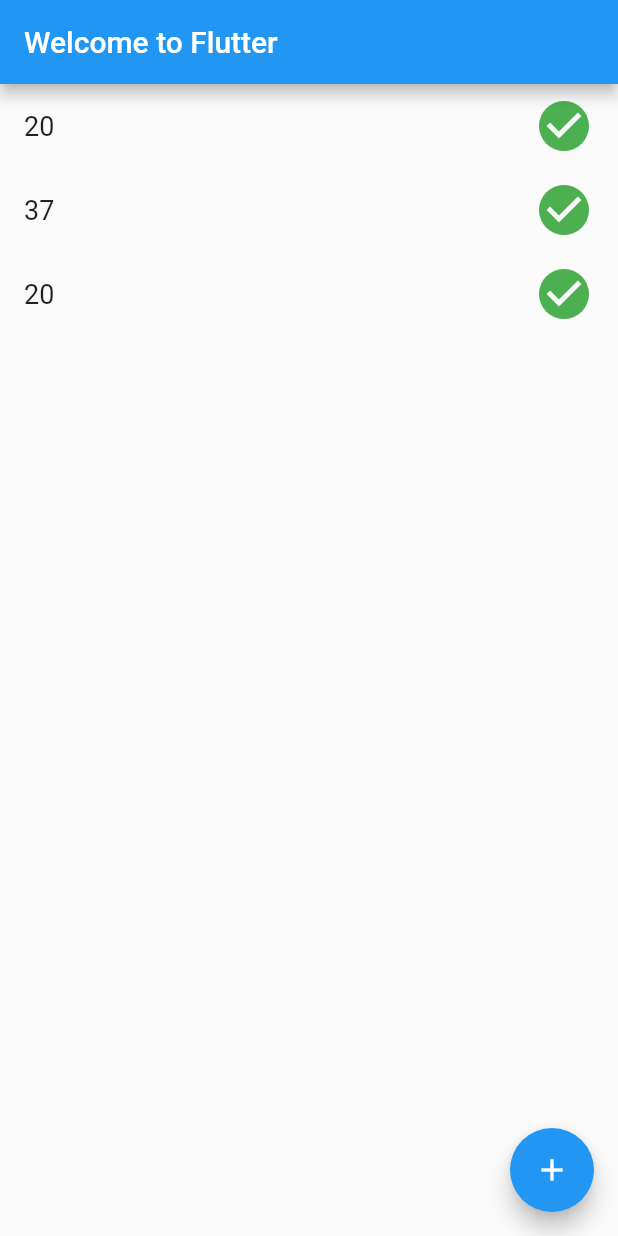
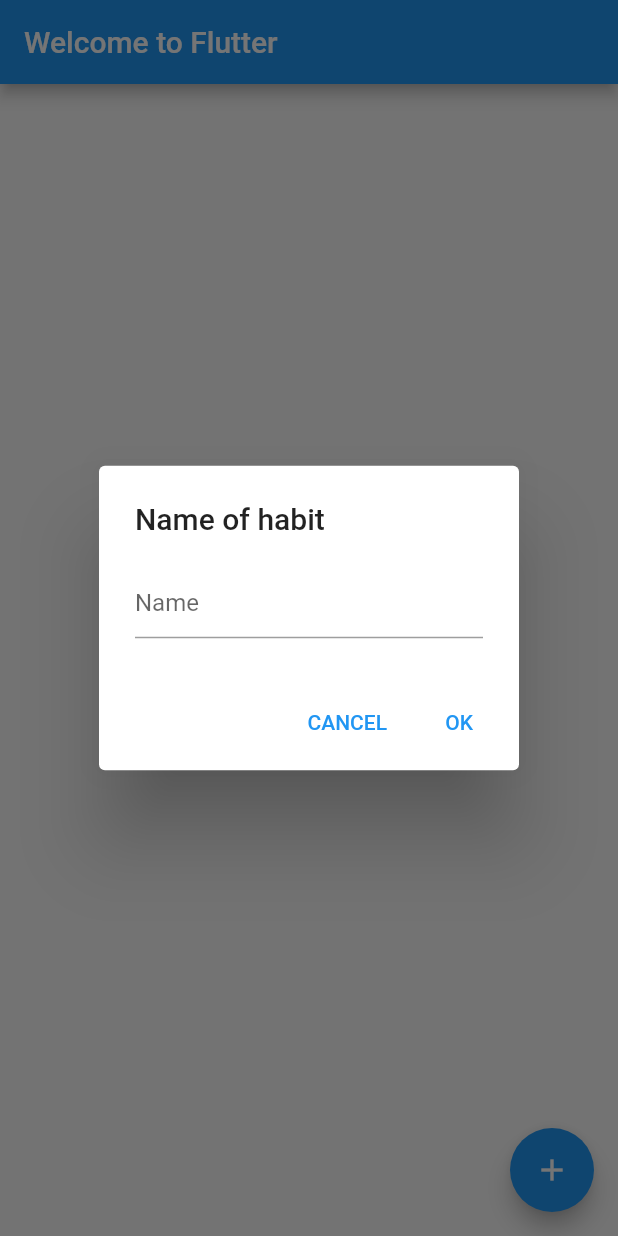
Before and after one commit to hamdav/HabitTracker, a Flutter app: the screen it shows after launch, after a tap on the "add" icon, on a phone screen of 412 x 824 dp. Run offline on Flutter 3.47's test engine with Material 2 defaults, Android fonts, the phone set to English and light mode, and no system bars.

Commit message:
Added (re)naming of habits and datepicker on longpress

```diff
--- a/lib/main.dart
+++ b/lib/main.dart
@@ -4,6 +4,8 @@
 
 import 'package:flutter/material.dart';
 import 'dart:math';
+
+enum HabitAction { rename, editCategories, removeLastCheck, delete, }
 
 void main() {
   runApp(const MyApp());
@@ -42,23 +44,78 @@ class _RandomNumberState extends State<RandomNumber> {
 		yield rng.nextInt(100);
 	}
 	final _biggerFont = const TextStyle(fontSize: 18);
+	String? codeDialog;
+	String? valueText;
 
 	@override
 	Widget build(BuildContext context) {
 		final rng = Random();
 
-		_habits.add(Habit(_rndGenerator(rng).first.toString()));
+		HabitAction? menuSelection;
 
 		var habitWidgets = _habits.map(
 			(h) => ListTile(
 				title: Text(h.name,
 					style: _biggerFont,
 				),
-				trailing: Icon(
+				subtitle: Text(h.checks.toString()),
+				leading: const Icon(
 					Icons.check_circle,
 					color: Colors.green,
 					semanticLabel: 'Do',
 					size: 40
+				  ),
+				onTap: () {
+					setState(() {h.check();});
+				},
+				onLongPress: () {
+					showDatePicker(
+						initialDate: DateTime.now(),
+						firstDate: DateTime.utc(1979,1,1),
+						lastDate: DateTime.utc(3000,1,1),
+						context: context,
+					).then((date) => setState(()=> h.check(date)));
+				},
+				trailing: PopupMenuButton<HabitAction>(
+					initialValue: menuSelection,
+					itemBuilder: (context) =>
+						<PopupMenuEntry<HabitAction>>[
+							const PopupMenuItem<HabitAction>(
+								child: Text('Rename'),
+								value: HabitAction.rename,
+							),
+							const PopupMenuItem<HabitAction>(
+								child: Text('Edit categories'),
+								value: HabitAction.editCategories,
+							),
+							const PopupMenuItem<HabitAction>(
+								child: Text('Remove last check'),
+								value: HabitAction.removeLastCheck,
+							),
+							const PopupMenuItem<HabitAction>(
+								child: Text('Delete',
+									style: const TextStyle(
+										fontWeight: FontWeight.bold,
+										color: Colors.red)),
+								value: HabitAction.delete,
+							),
+						],
+					onSelected: (HabitAction selection) {
+						setState(() {
+							switch (selection) {
+								case HabitAction.delete:
+									// TODO: Confirm?
+									_habits.remove(h);
+									break;
+								case HabitAction.rename:
+									_displayTextInputDialog(context, "Rename", "New name")
+										.then((newName) {h.name = newName ?? h.name;});
+									break;
+								default:
+									print("HI");
+							}
+						});
+						},
 					),
 				)
 			).toList();
@@ -68,46 +125,72 @@ class _RandomNumberState extends State<RandomNumber> {
 					children: habitWidgets
 				),
 			floatingActionButton: FloatingActionButton(
-					child: Icon(Icons.add),
+				child: const Icon(Icons.add),
 				onPressed: () {
-						setState(() {_habits.add(Habit(_rndGenerator(rng).first.toString())); });
+					_displayTextInputDialog(context, "Name of habit", "Name")
+						.then((name) {
+							if (name != null) {
+								setState(() {_habits.add(Habit(name)); });
+							}
+						});
 				},
 			),
 		);
-		/* return ListView.builder( */
-		/* 	padding: const EdgeInsets.all(16.0), */
-		/* 	itemBuilder: (context, i) { */
-		/* 		if (i.isOdd) return const Divider(); */
-
-		/* 		final index = i ~/ 2; */
-		/* 		if (index >= _numbers.length) { */
-		/* 			_numbers.addAll(_rndGenerator(rng).take(10)); */
-		/* 		} */
-		/* 		return ListTile( */
-		/* 			title: Text(_numbers[index].toString(), */
-		/* 				style: _biggerFont, */
-		/* 			), */
-		/* 			trailing: Icon( */
-		/* 				Icons.check_circle, */
-		/* 				color: Colors.green, */
-		/* 				semanticLabel: 'Do', */
-		/* 				size: 40 */
-		/* 			  ), */
-		/* 		); */
-		/* 	}, */
-		/* ); */
+		}
+	Future<String?> _displayTextInputDialog(BuildContext context, String title, String hint) async {
+		/*
+		 * Shows a popup with input and returns the user input if
+		 * they pressed OK, otherwise it returns null
+		 */
+		String? tmpText;
+		String? returnText;
+		await showDialog(
+			context: context,
+			builder: (context) {
+				return AlertDialog(
+					title: Text(title),
+					content: TextField(
+						onChanged: (value) {
+							setState(() { tmpText = value; });
+						},
+						decoration: InputDecoration(hintText: hint),
+					),
+					actions: <Widget>[
+						TextButton(
+							child: Text('CANCEL'),
+							onPressed: () {
+								setState(() {
+									returnText = null;
+									Navigator.pop(context);
+								});
+							},
+						),
+						TextButton(
+							child: Text('OK'),
+							onPressed: () {
+								setState(() {
+									returnText = tmpText;
+									Navigator.pop(context);
+								});
+							},
+						),
+					],
+				);
+			}
+		);
+		return returnText;
 	}
 }
 
 class Habit {
-	late final String name;
+	late String name;
 	Set<Habit> categories = {};
 	late List<DateTime> checks = [];
 
 	Habit(this.name);
 
-	void check() {
-		checks.add(DateTime.now());
+	void check([DateTime? d]) {
+		checks.add(d ?? DateTime.now());
 	}
 
 	// TODO: Remove category
```
Lines whose indentation alone changed are shown as unchanged.
